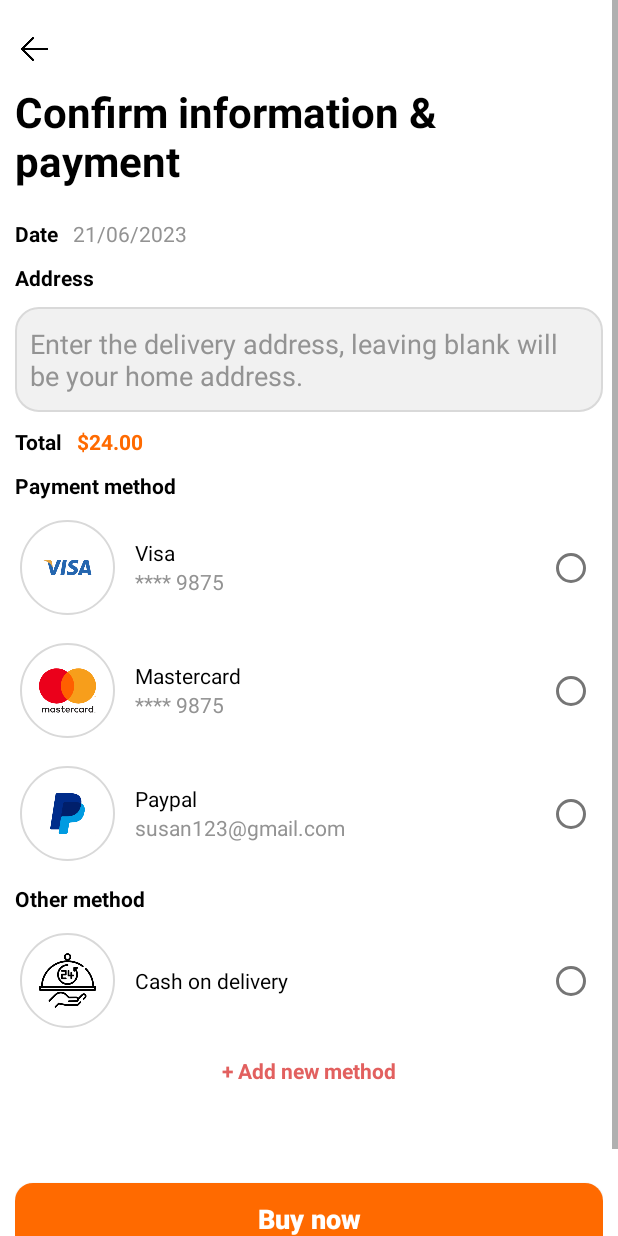
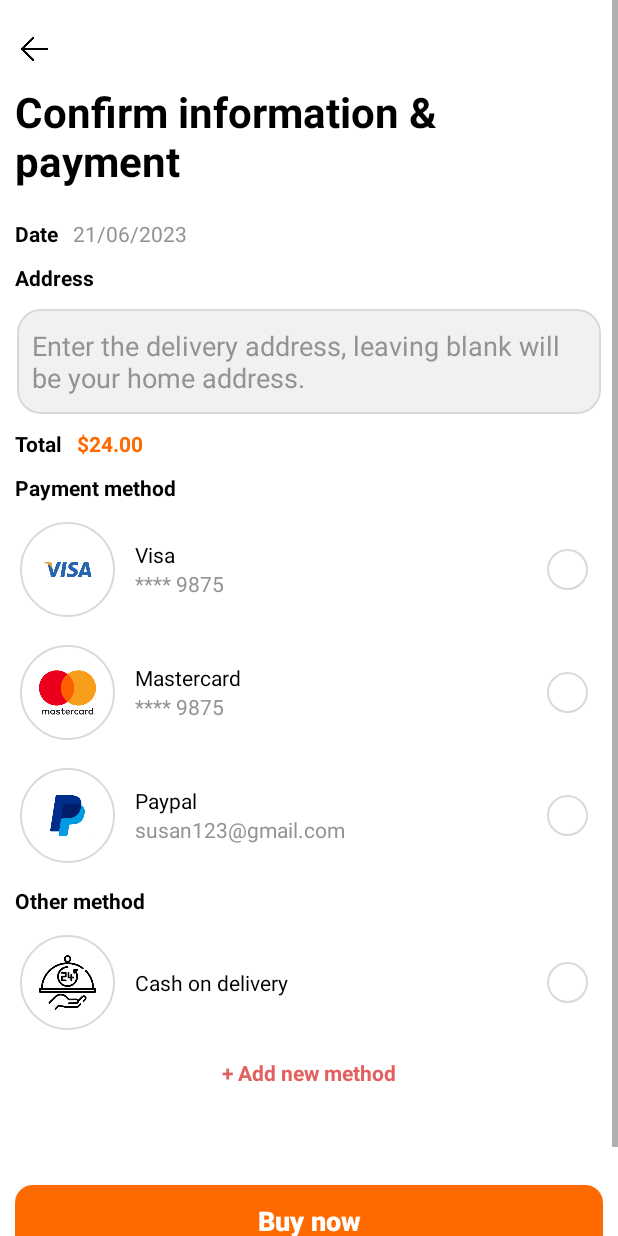
Before and after one commit to minhman293/Food_Ordering_Spoon, an Android app: the PaymentActivity screen opened directly, with no data from a screen before it, on a phone screen of 412 x 824 dp. Run offline under Robolectric (Android 15) with nearby library versions, the phone set to English and light mode, and no system bars.

Commit message:
completed payment radio button

```diff
--- a/app/src/main/java/com/man293/food_ordering_spoon/activities/PaymentActivity.java
+++ b/app/src/main/java/com/man293/food_ordering_spoon/activities/PaymentActivity.java
@@ -3,6 +3,8 @@ package com.man293.food_ordering_spoon.activities;
 import androidx.appcompat.app.AppCompatActivity;
 
 import android.os.Bundle;
+import android.widget.LinearLayout;
+import android.widget.RadioButton;
 
 import com.man293.food_ordering_spoon.R;
 
@@ -12,5 +14,52 @@ public class PaymentActivity extends AppCompatActivity {
     protected void onCreate(Bundle savedInstanceState) {
         super.onCreate(savedInstanceState);
         setContentView(R.layout.activity_payment);
+
+        handleSelectPaymentMethod();
+        handleUnselectOtherPaymentMethod();
+    }
+
+    /**
+     * CLICK LINEARLAYOUT TO CHECK RADIO BUTTON
+     * */
+    private void handleSelectPaymentMethod() {
+        LinearLayout[] paymentMethods = {
+                findViewById(R.id.visa),
+                findViewById(R.id.mastercard),
+                findViewById(R.id.paypal),
+                findViewById(R.id.delivery)
+        };
+
+        for (LinearLayout method:  paymentMethods  ) {
+            method.setOnClickListener(v -> {
+                int currentRadioId = getResources().getIdentifier(
+                        getResources().getResourceEntryName(v.getId()) + "RadioButton",
+                        "id",
+                        getPackageName());
+                RadioButton radioButton =  findViewById(currentRadioId);
+                 // radioButton.setChecked(true);
+                radioButton.performClick(); // auto invoke handlePaymentSelect()
+            });
+        }
+    }
+
+    /** UNCHECK RADIO BUTTON
+     * BECAUSE THE RADIO GROUP CONTAINS LINEARLAYOUTS */
+    private void handleUnselectOtherPaymentMethod() {
+        RadioButton[] paymentMethods =  {
+                findViewById(R.id.visaRadioButton),
+                findViewById(R.id.mastercardRadioButton),
+                findViewById(R.id.paypalRadioButton),
+                findViewById(R.id.deliveryRadioButton),
+        };
+        for(RadioButton currentMethod : paymentMethods) {
+            currentMethod.setOnClickListener(v-> {
+                for(RadioButton p : paymentMethods ){
+                    if(p != currentMethod) {
+                        p.setChecked(false);
+                    }
+                }
+            });
+        }
     }
 }
--- a/app/src/main/res/layout/activity_payment.xml
+++ b/app/src/main/res/layout/activity_payment.xml
@@ -67,6 +67,8 @@
                 android:paddingHorizontal="10dp"
                 android:paddingVertical="12dp"
                 android:layout_marginBottom="10dp"
+                android:layout_marginTop="1dp"
+                android:layout_marginHorizontal="1dp"
                 />
 
             <LinearLayout
@@ -92,11 +94,13 @@
                 android:layout_marginBottom="10dp"
                 />
             <RadioGroup
+                android:id="@+id/paymentMethods"
                 android:layout_width="match_parent"
                 android:layout_height="wrap_content"
                 android:paddingRight="@dimen/pad"
                 >
                 <LinearLayout
+                    android:id="@+id/visa"
                     android:layout_width="match_parent"
                     android:layout_height="match_parent"
                     android:orientation="horizontal"
@@ -130,10 +134,10 @@
                     <RadioButton
                         android:id="@+id/visaRadioButton"
                         style="@style/custom_radio_button"
-                        android:name="paymentMethod"
                         />
                 </LinearLayout>
                 <LinearLayout
+                    android:id="@+id/mastercard"
                     android:layout_width="match_parent"
                     android:layout_height="match_parent"
                     android:orientation="horizontal"
@@ -167,10 +171,10 @@
                     <RadioButton
                         android:id="@+id/mastercardRadioButton"
                         style="@style/custom_radio_button"
-                        android:name="paymentMethod"
                         />
                 </LinearLayout>
                 <LinearLayout
+                    android:id="@+id/paypal"
                     android:layout_width="match_parent"
                     android:layout_height="match_parent"
                     android:orientation="horizontal"
@@ -204,7 +208,6 @@
                     <RadioButton
                         android:id="@+id/paypalRadioButton"
                         style="@style/custom_radio_button"
-                        android:name="paymentMethod"
                         />
                 </LinearLayout>
                 <TextView
@@ -213,6 +216,7 @@
                     android:layout_marginBottom="10dp"
                     />
                 <LinearLayout
+                    android:id="@+id/delivery"
                     android:layout_width="match_parent"
                     android:layout_height="match_parent"
                     android:orientation="horizontal"
@@ -240,7 +244,6 @@
                     <RadioButton
                         android:id="@+id/deliveryRadioButton"
                         style="@style/custom_radio_button"
-                        android:name="paymentMethod"
                         />
                 </LinearLayout>
             </RadioGroup>
--- a/app/src/main/res/values/styles.xml
+++ b/app/src/main/res/values/styles.xml
@@ -71,8 +71,8 @@
         <item name="android:layout_width">27dp</item>
         <item name="android:layout_height">27dp</item>
         <item name="android:layout_gravity">center_vertical</item>
-<!--        <item name="android:button">@android:color/transparent</item>-->
-<!--        <item name="android:background">@drawable/custom_radio_button</item>-->
+        <item name="android:button">@android:color/transparent</item>
+        <item name="android:background">@drawable/custom_radio_button</item>
     </style>
 
 </resources>
```
